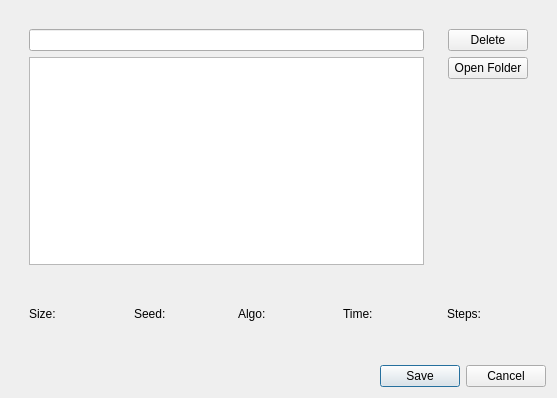
FettGoenner/coma3, file saveloadgameview.ui: the form before one commit.
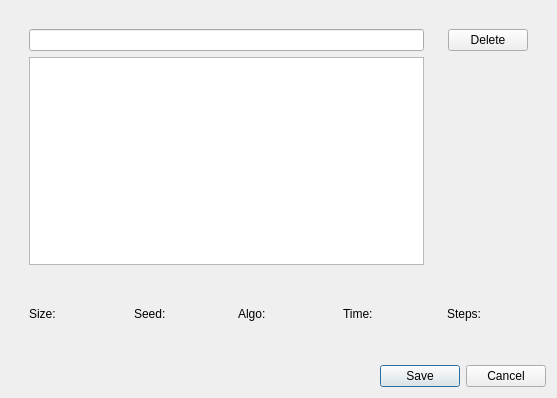
The form after the commit.

Commit message: removed open folder

```diff
--- a/saveloadgameview.ui
+++ b/saveloadgameview.ui
@@ -73,13 +73,6 @@
            </property>
           </widget>
          </item>
-         <item>
-          <widget class="QPushButton" name="openFolderBtn">
-           <property name="text">
-            <string>Open Folder</string>
-           </property>
-          </widget>
-         </item>
          <item>
           <spacer name="verticalSpacer">
            <property name="orientation">
```
The commit also changes 1 other file.
